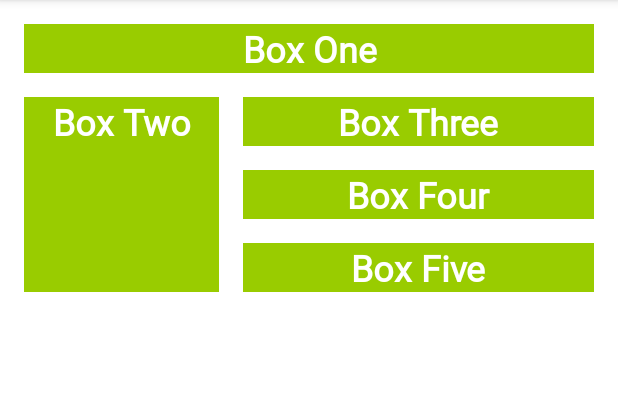
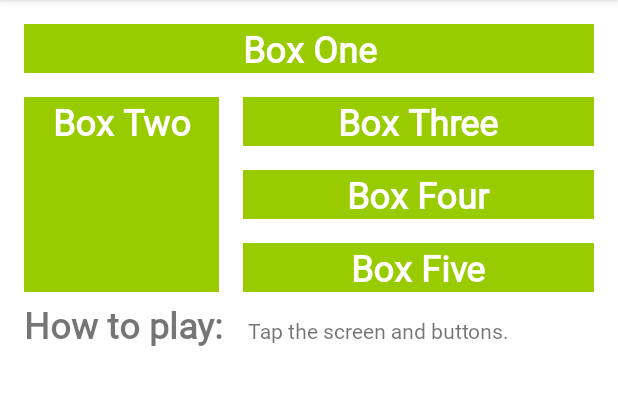
Before and after one commit to marcelorsviana/ColorMyViews, an Android app: the screen it shows after launch (MainActivity), on a phone screen of 412 x 824 dp, the part 84-489 px from its top. Run offline under Robolectric (Android 15) with nearby library versions, the phone set to English and light mode, and no system bars.

Commit message:
Task 10: Add a baseline constraint

```diff
--- a/app/src/main/res/layout/activity_main.xml
+++ b/app/src/main/res/layout/activity_main.xml
@@ -72,4 +72,33 @@
         app:layout_constraintStart_toEndOf="@+id/box_two_text"
         app:layout_constraintTop_toBottomOf="@+id/box_three_text" />
 
+    <TextView
+        android:id="@+id/label_text"
+        android:layout_width="wrap_content"
+        android:layout_height="wrap_content"
+        android:layout_marginStart="@dimen/margin_wide"
+        android:fontFamily="@font/roboto"
+        android:text="@string/how_to_play"
+        android:textSize="24sp"
+        android:textStyle="bold"
+        app:layout_constraintBaseline_toBaselineOf="@+id/info_text"
+        app:layout_constraintStart_toStartOf="parent" />
+
+    <TextView
+        android:id="@+id/info_text"
+        android:layout_width="0dp"
+        android:layout_height="wrap_content"
+        android:layout_marginStart="@dimen/margin_wide"
+        android:layout_marginTop="@dimen/margin_wide"
+        android:layout_marginEnd="@dimen/margin_wide"
+        android:layout_marginBottom="@dimen/margin_wide"
+        android:fontFamily="@font/roboto"
+        android:text="@string/tap_the_boxes_and_buttons"
+        app:layout_constraintBottom_toBottomOf="parent"
+        app:layout_constraintEnd_toEndOf="parent"
+        app:layout_constraintHorizontal_bias="0.0"
+        app:layout_constraintStart_toEndOf="@+id/label_text"
+        app:layout_constraintTop_toBottomOf="@+id/box_two_text"
+        app:layout_constraintVertical_bias="0.0" />
+
 </androidx.constraintlayout.widget.ConstraintLayout>
--- a/app/src/main/res/values/strings.xml
+++ b/app/src/main/res/values/strings.xml
@@ -5,4 +5,6 @@
     <string name="box_three">Box Three</string>
     <string name="box_four">Box Four</string>
     <string name="box_five">Box Five</string>
+    <string name="how_to_play">How to play:</string>
+    <string name="tap_the_boxes_and_buttons">Tap the screen and buttons.</string>
 </resources>
```
